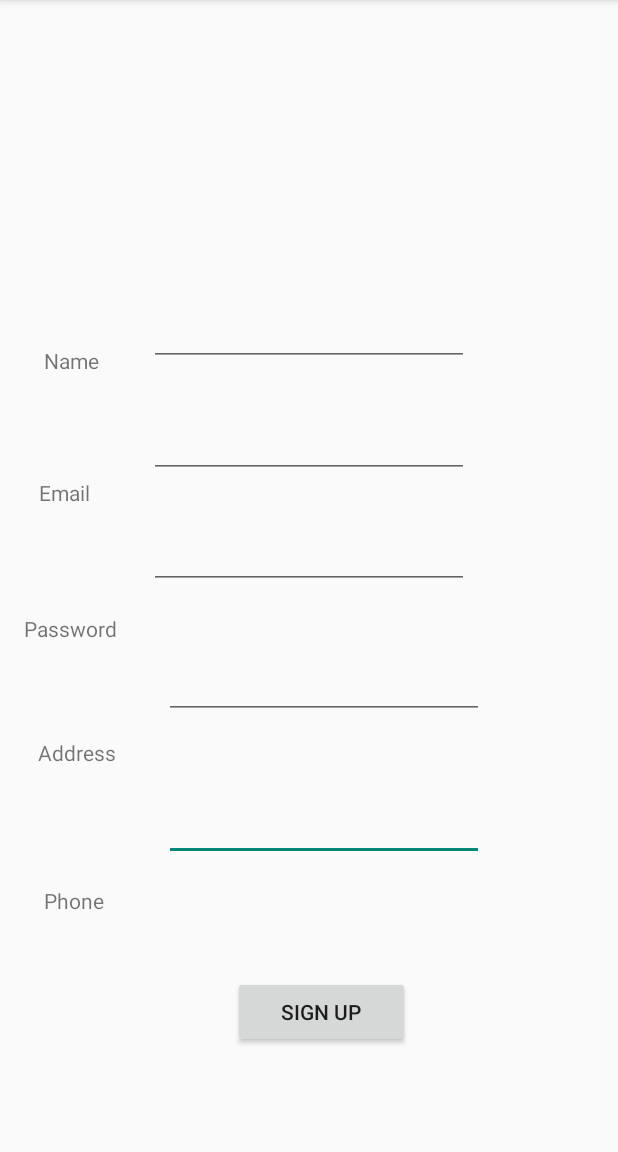
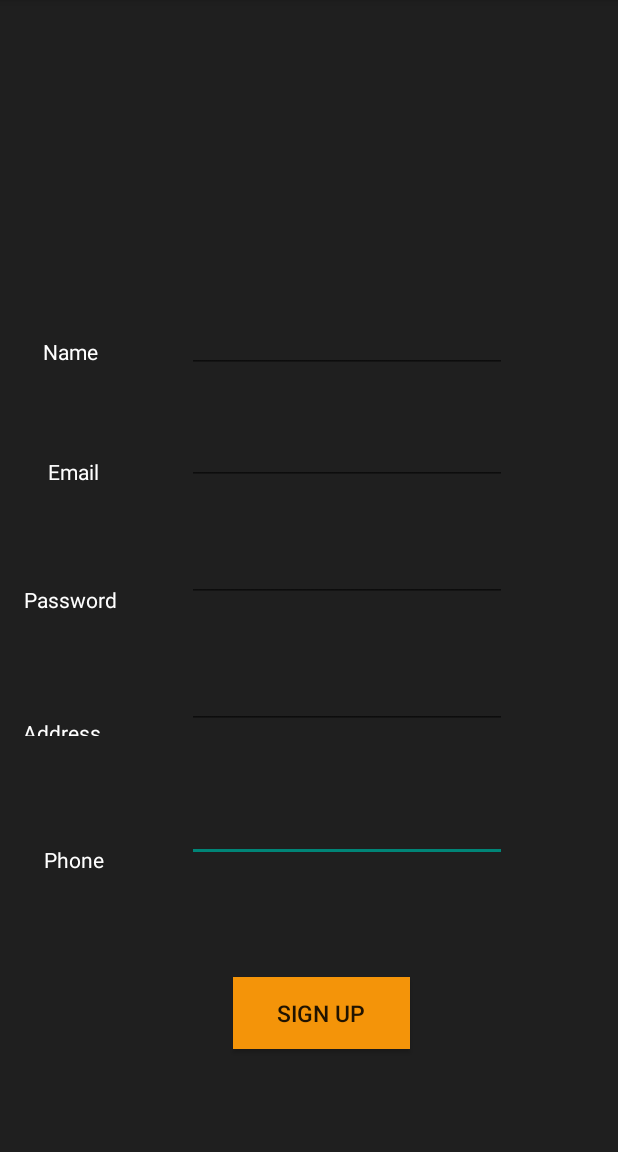
Before and after one commit to maryammehabb/Phonograph, an Android app: the signUp screen opened directly, with no data from a screen before it, on a phone screen of 412 x 824 dp, the part 84-1236 px from its top. Run offline under Robolectric (Android 15) with nearby library versions, the phone set to English and light mode, and no system bars.

Commit message:
Android Design

```diff
--- a/AndroidAPP/systemIntegration/Integration/app/src/main/res/layout/activity_sign_up.xml
+++ b/AndroidAPP/systemIntegration/Integration/app/src/main/res/layout/activity_sign_up.xml
@@ -4,6 +4,7 @@
     xmlns:tools="http://schemas.android.com/tools"
     android:layout_width="match_parent"
     android:layout_height="match_parent"
+    android:background="#1F1F1F"
     tools:context="com.example.android.integration.signUp">
 
     <EditText
@@ -16,44 +17,50 @@
         android:layout_marginBottom="8dp"
         android:ems="10"
         android:inputType="textPersonName|phone"
+        android:textColor="@color/white"
+        android:textColorHint="@color/white"
         app:layout_constraintBottom_toBottomOf="parent"
         app:layout_constraintEnd_toEndOf="parent"
-        app:layout_constraintHorizontal_bias="0.554"
+        app:layout_constraintHorizontal_bias="0.637"
         app:layout_constraintStart_toStartOf="parent"
         app:layout_constraintTop_toBottomOf="@+id/etAddress"
-        app:layout_constraintVertical_bias="0.183" />
+        app:layout_constraintVertical_bias="0.159" />
 
     <TextView
         android:id="@+id/tvName"
         android:layout_width="wrap_content"
         android:layout_height="wrap_content"
         android:layout_marginStart="8dp"
-        android:layout_marginTop="8dp"
+        android:layout_marginTop="20dp"
         android:layout_marginEnd="8dp"
         android:layout_marginBottom="8dp"
+        android:layout_marginLeft="10dp"
         android:text="Name"
+        android:textColor="@color/white"
+        android:textColorHint="@color/white"
         app:layout_constraintBottom_toBottomOf="parent"
         app:layout_constraintEnd_toEndOf="parent"
-        app:layout_constraintHorizontal_bias="0.059"
+        app:layout_constraintHorizontal_bias="0.058"
         app:layout_constraintStart_toStartOf="parent"
         app:layout_constraintTop_toTopOf="parent"
-        app:layout_constraintVertical_bias="0.304" />
+        app:layout_constraintVertical_bias="0.284" />
 
     <TextView
         android:id="@+id/tvAddress"
         android:layout_width="wrap_content"
-        android:layout_height="wrap_content"
+        android:layout_height="12dp"
         android:layout_marginStart="8dp"
-        android:layout_marginTop="8dp"
-        android:layout_marginEnd="8dp"
+        android:layout_marginLeft="10dp"
         android:layout_marginBottom="8dp"
         android:text="Address"
+        android:textColor="@color/white"
+        android:textColorHint="@color/white"
         app:layout_constraintBottom_toBottomOf="parent"
         app:layout_constraintEnd_toEndOf="parent"
-        app:layout_constraintHorizontal_bias="0.051"
+        app:layout_constraintHorizontal_bias="0.02"
         app:layout_constraintStart_toStartOf="parent"
         app:layout_constraintTop_toBottomOf="@+id/tvPassword"
-        app:layout_constraintVertical_bias="0.182" />
+        app:layout_constraintVertical_bias="0.204" />
 
     <EditText
         android:id="@+id/etAddress"
@@ -65,12 +72,14 @@
         android:layout_marginBottom="8dp"
         android:ems="10"
         android:inputType="text"
+        android:textColor="@color/white"
+        android:textColorHint="@color/white"
         app:layout_constraintBottom_toBottomOf="parent"
         app:layout_constraintEnd_toEndOf="parent"
-        app:layout_constraintHorizontal_bias="0.554"
+        app:layout_constraintHorizontal_bias="0.637"
         app:layout_constraintStart_toStartOf="parent"
         app:layout_constraintTop_toBottomOf="@+id/etPassword"
-        app:layout_constraintVertical_bias="0.106" />
+        app:layout_constraintVertical_bias="0.102" />
 
     <EditText
         android:id="@+id/etName"
@@ -82,43 +91,52 @@
         android:layout_marginBottom="8dp"
         android:ems="10"
         android:inputType="textPersonName"
+        android:textColor="@color/white"
+        android:textColorHint="@color/white"
         app:layout_constraintBottom_toBottomOf="parent"
         app:layout_constraintEnd_toEndOf="parent"
+        app:layout_constraintHorizontal_bias="0.637"
         app:layout_constraintStart_toStartOf="parent"
         app:layout_constraintTop_toTopOf="parent"
-        app:layout_constraintVertical_bias="0.267" />
+        app:layout_constraintVertical_bias="0.274" />
 
     <TextView
         android:id="@+id/tvPassword"
         android:layout_width="wrap_content"
         android:layout_height="wrap_content"
         android:layout_marginStart="8dp"
-        android:layout_marginTop="8dp"
+        android:layout_marginTop="20dp"
         android:layout_marginEnd="8dp"
         android:layout_marginBottom="8dp"
+        android:layout_marginLeft="100dp"
         android:text="Password"
+        android:textColor="@color/white"
+        android:textColorHint="@color/white"
         app:layout_constraintBottom_toBottomOf="parent"
         app:layout_constraintEnd_toEndOf="parent"
         app:layout_constraintHorizontal_bias="0.024"
         app:layout_constraintStart_toStartOf="parent"
         app:layout_constraintTop_toBottomOf="@+id/tvEmail"
-        app:layout_constraintVertical_bias="0.16" />
+        app:layout_constraintVertical_bias="0.116" />
 
     <TextView
         android:id="@+id/tvPhone"
         android:layout_width="wrap_content"
         android:layout_height="wrap_content"
         android:layout_marginStart="8dp"
-        android:layout_marginTop="8dp"
+        android:layout_marginTop="20dp"
         android:layout_marginEnd="8dp"
         android:layout_marginBottom="8dp"
+        android:layout_marginLeft="10dp"
         android:text="Phone"
+        android:textColor="@color/white"
+        android:textColorHint="@color/white"
         app:layout_constraintBottom_toBottomOf="parent"
         app:layout_constraintEnd_toEndOf="parent"
         app:layout_constraintHorizontal_bias="0.059"
         app:layout_constraintStart_toStartOf="parent"
         app:layout_constraintTop_toBottomOf="@+id/tvAddress"
-        app:layout_constraintVertical_bias="0.322" />
+        app:layout_constraintVertical_bias="0.23" />
 
     <EditText
         android:id="@+id/etEmail"
@@ -130,8 +148,11 @@
         android:layout_marginBottom="8dp"
         android:ems="10"
         android:inputType="textEmailAddress"
+        android:textColor="@color/white"
+        android:textColorHint="@color/white"
         app:layout_constraintBottom_toBottomOf="parent"
         app:layout_constraintEnd_toEndOf="parent"
+        app:layout_constraintHorizontal_bias="0.637"
         app:layout_constraintStart_toStartOf="parent"
         app:layout_constraintTop_toBottomOf="@+id/etName"
         app:layout_constraintVertical_bias="0.046" />
@@ -141,16 +162,19 @@
         android:layout_width="wrap_content"
         android:layout_height="wrap_content"
         android:layout_marginStart="8dp"
-        android:layout_marginTop="8dp"
+        android:layout_marginTop="20dp"
+        android:layout_marginLeft="10dp"
         android:layout_marginEnd="8dp"
         android:layout_marginBottom="8dp"
         android:text="Email"
+        android:textColor="@color/white"
+        android:textColorHint="@color/white"
         app:layout_constraintBottom_toBottomOf="parent"
         app:layout_constraintEnd_toEndOf="parent"
-        app:layout_constraintHorizontal_bias="0.05"
+        app:layout_constraintHorizontal_bias="0.066"
         app:layout_constraintStart_toStartOf="parent"
         app:layout_constraintTop_toTopOf="parent"
-        app:layout_constraintVertical_bias="0.424" />
+        app:layout_constraintVertical_bias="0.395" />
 
     <EditText
         android:id="@+id/etPassword"
@@ -161,12 +185,16 @@
         android:layout_marginEnd="8dp"
         android:layout_marginBottom="8dp"
         android:ems="10"
+        android:layout_marginLeft="10dp"
         android:inputType="textPassword"
+        android:textColor="@color/white"
+        android:textColorHint="@color/white"
         app:layout_constraintBottom_toBottomOf="parent"
         app:layout_constraintEnd_toEndOf="parent"
+        app:layout_constraintHorizontal_bias="0.637"
         app:layout_constraintStart_toStartOf="parent"
         app:layout_constraintTop_toBottomOf="@+id/etEmail"
-        app:layout_constraintVertical_bias="0.054" />
+        app:layout_constraintVertical_bias="0.064" />
 
     <Button
         android:id="@+id/btnSignUp"
@@ -176,6 +204,8 @@
         android:layout_marginTop="8dp"
         android:layout_marginEnd="8dp"
         android:layout_marginBottom="8dp"
+        android:textSize="15dp"
+        android:background="#F49409"
         android:text="Sign Up"
         app:layout_constraintBottom_toBottomOf="parent"
         app:layout_constraintEnd_toEndOf="parent"
```
Also changed, not shown: AndroidAPP/systemIntegration/Integration/app/src/main/res/layout/activity_fisrt.xml (+12 -4 lines), AndroidAPP/systemIntegration/Integration/app/src/main/res/layout/activity_login.xml (+9 -1 lines), AndroidAPP/systemIntegration/Integration/app/src/main/res/layout/activity_resturaunt_list.xml (+14 -4 lines), AndroidAPP/systemIntegration/Integration/app/src/main/res/layout/list_text.xml (added, +12 -0 lines), AndroidAPP/systemIntegration/Integration/app/src/main/res/layout/restaurantlistviewitems.xml (+5 -3 lines).
